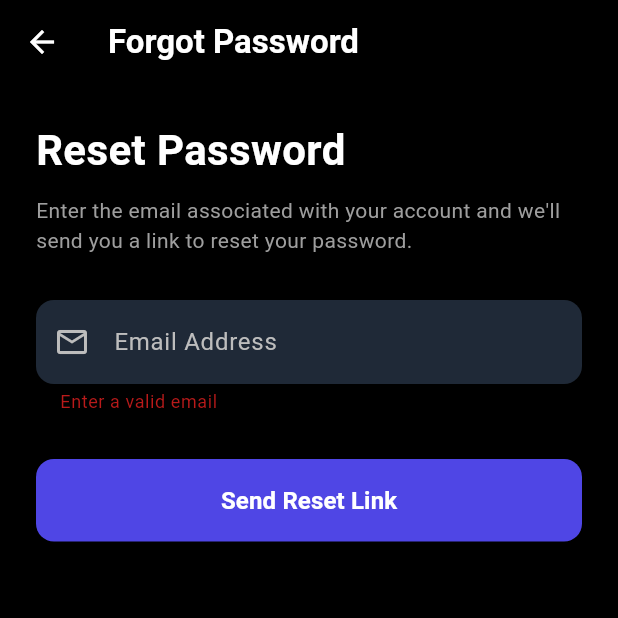
After one commit to pbp-kelompok-c12/KickChronicle-mobile, a Flutter app: the ForgotPasswordPage screen opened directly, after a tap on "Send Reset Link", on a phone screen of 412 x 824 dp, the top half of it. The commit adds this screen. Run offline on Flutter 3.47's test engine with Material 3 defaults, Android fonts, the light colour scheme and no system bars; our stand-ins replace file_picker, google_sign_in, image_picker, table_calendar, universal_io, youtube_player_flutter; missing offline and left inert: google_sign_in_platform_interface, google_sign_in_web, pbp_django_auth; accounts and stored records are empty.

Commit message:
fix: Fix forgot password dan ubah navbar di detail highlight

```diff
--- /dev/null
+++ b/lib/modules/auth_profil/screens/forgot_password_page.dart
@@ -0,0 +1,180 @@
+import 'dart:convert';
+import 'package:flutter/material.dart';
+import 'package:pbp_django_auth/pbp_django_auth.dart';
+import 'package:provider/provider.dart';
+import 'package:flutter/foundation.dart' show kIsWeb;
+
+class ForgotPasswordPage extends StatefulWidget {
+  const ForgotPasswordPage({super.key});
+
+  @override
+  State<ForgotPasswordPage> createState() => _ForgotPasswordPageState();
+}
+
+class _ForgotPasswordPageState extends State<ForgotPasswordPage> {
+  final _formKey = GlobalKey<FormState>();
+  final TextEditingController _emailController = TextEditingController();
+  bool _isLoading = false;
+
+  Future<void> _sendResetLink() async {
+    if (!_formKey.currentState!.validate()) return;
+
+    setState(() => _isLoading = true);
+    final request = context.read<CookieRequest>();
+
+    // Sesuaikan URL
+    String baseUrl = kIsWeb ? "http://127.0.0.1:8000" : "http://10.0.2.2:8000";
+    String url = "$baseUrl/auth/mobile/reset-password/";
+
+    try {
+      final response = await request.postJson(
+        url,
+        jsonEncode({'email': _emailController.text}),
+      );
+
+      if (!mounted) return;
+      setState(() => _isLoading = false);
+
+      if (response['status'] == true) {
+        // Tampilkan sukses
+        showDialog(
+          context: context,
+          builder: (context) => AlertDialog(
+            backgroundColor: const Color(0xFF1F2937),
+            title: const Text(
+              "Check Your Email",
+              style: TextStyle(color: Colors.white),
+            ),
+            content: Text(
+              response['message'],
+              style: const TextStyle(color: Colors.white70),
+            ),
+            actions: [
+              TextButton(
+                child: const Text(
+                  "Back to Login",
+                  style: TextStyle(color: Color(0xFF4F46E5)),
+                ),
+                onPressed: () {
+                  Navigator.pop(context); // Tutup Dialog
+                  Navigator.pop(context); // Kembali ke Login Page
+                },
+              ),
+            ],
+          ),
+        );
+      } else {
+        ScaffoldMessenger.of(context).showSnackBar(
+          SnackBar(
+            content: Text(response['message']),
+            backgroundColor: Colors.red,
+          ),
+        );
+      }
+    } catch (e) {
+      if (!mounted) return;
+      setState(() => _isLoading = false);
+      ScaffoldMessenger.of(context).showSnackBar(
+        SnackBar(content: Text("Error: $e"), backgroundColor: Colors.red),
+      );
+    }
+  }
+
+  @override
+  Widget build(BuildContext context) {
+    return Scaffold(
+      backgroundColor: Colors.black,
+      appBar: AppBar(
+        backgroundColor: Colors.black,
+        iconTheme: const IconThemeData(color: Colors.white),
+        title: const Text(
+          "Forgot Password",
+          style: TextStyle(color: Colors.white, fontWeight: FontWeight.bold),
+        ),
+      ),
+      body: Padding(
+        padding: const EdgeInsets.all(24.0),
+        child: Form(
+          key: _formKey,
+          child: Column(
+            crossAxisAlignment: CrossAxisAlignment.start,
+            children: [
+              const Text(
+                "Reset Password",
+                style: TextStyle(
+                  fontSize: 28,
+                  fontWeight: FontWeight.bold,
+                  color: Colors.white,
+                ),
+              ),
+              const SizedBox(height: 10),
+              const Text(
+                "Enter the email associated with your account and we'll send you a link to reset your password.",
+                style: TextStyle(color: Colors.grey, fontSize: 14),
+              ),
+              const SizedBox(height: 30),
+
+              // Email Field
+              TextFormField(
+                controller: _emailController,
+                style: const TextStyle(color: Colors.white),
+                keyboardType: TextInputType.emailAddress,
+                validator: (val) => (val == null || !val.contains('@'))
+                    ? "Enter a valid email"
+                    : null,
+                decoration: InputDecoration(
+                  labelText: "Email Address",
+                  labelStyle: TextStyle(color: Colors.grey[400]),
+                  prefixIcon: Icon(
+                    Icons.email_outlined,
+                    color: Colors.grey[400],
+                  ),
+                  filled: true,
+                  fillColor: const Color(0xFF1F2937),
+                  border: OutlineInputBorder(
+                    borderRadius: BorderRadius.circular(12),
+                    borderSide: BorderSide.none,
+                  ),
+                  focusedBorder: OutlineInputBorder(
+                    borderRadius: BorderRadius.circular(12),
+                    borderSide: const BorderSide(
+                      color: Color(0xFF4F46E5),
+                      width: 2,
+                    ),
+                  ),
+                ),
+              ),
+
+              const SizedBox(height: 30),
+
+              // Send Button
+              SizedBox(
+                width: double.infinity,
+                height: 55,
+                child: ElevatedButton(
+                  style: ElevatedButton.styleFrom(
+                    backgroundColor: const Color(0xFF4F46E5), // Warna Indigo
+                    foregroundColor: Colors.white,
+                    shape: RoundedRectangleBorder(
+                      borderRadius: BorderRadius.circular(12),
+                    ),
+                  ),
+                  onPressed: _isLoading ? null : _sendResetLink,
+                  child: _isLoading
+                      ? const CircularProgressIndicator(color: Colors.white)
+                      : const Text(
+                          "Send Reset Link",
+                          style: TextStyle(
+                            fontSize: 16,
+                            fontWeight: FontWeight.bold,
+                          ),
+                        ),
+                ),
+              ),
+            ],
+          ),
+        ),
+      ),
+    );
+  }
+}
```
Also changed, not shown: lib/modules/auth_profil/screens/login_page.dart (+22 -5 lines), lib/modules/highlight/screens/highlight_detail_page.dart (+164 -67 lines).
